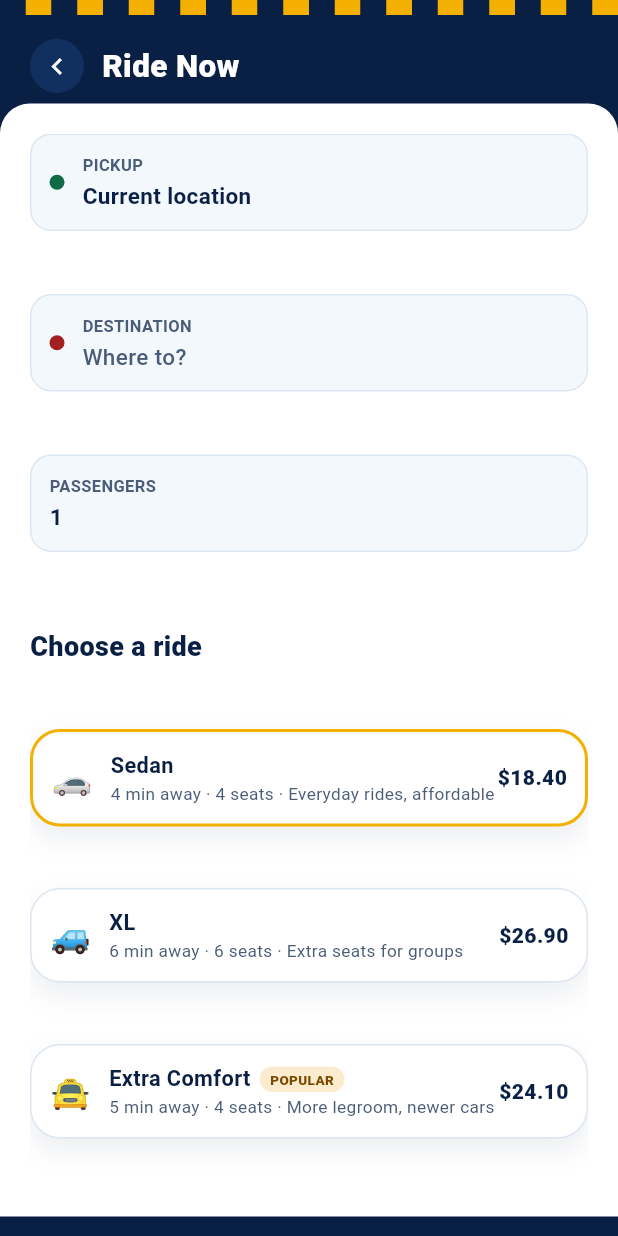
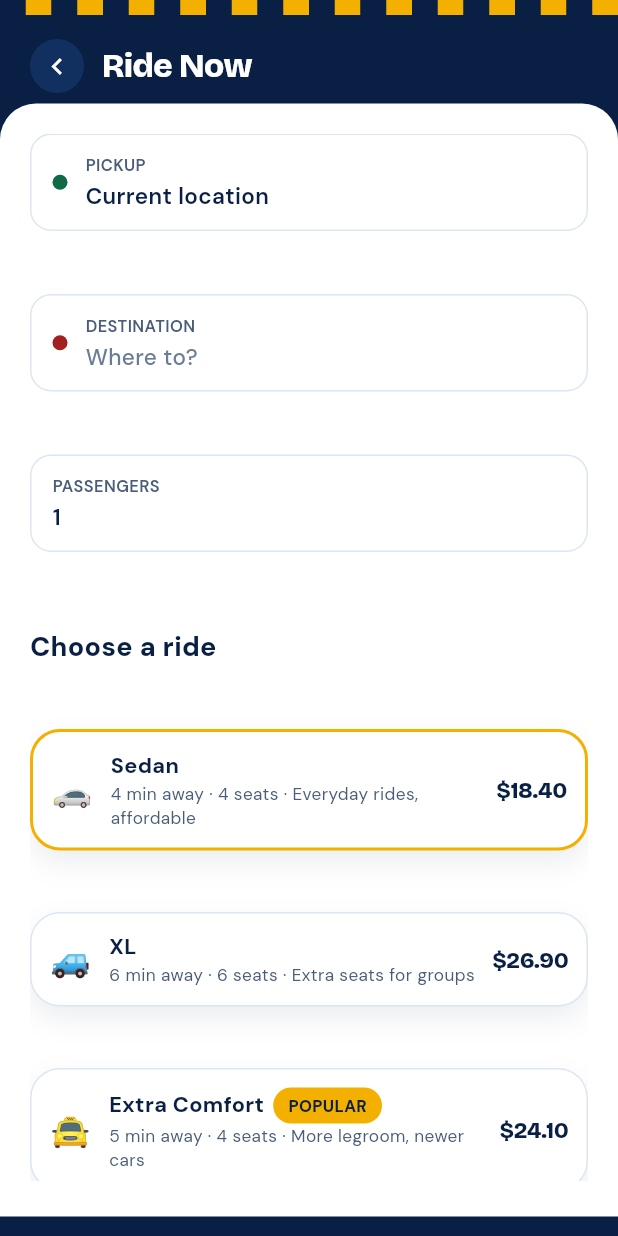
Before and after one commit to shakib79ai/Ridean, a Flutter app: the screen it shows after launch, after a tap on "Continue", after a tap on "Ride Now", on a phone screen of 412 x 824 dp. Run offline on Flutter 3.47's test engine with Material 3 defaults, Android fonts, the phone set to English and light mode, and no system bars; our stand-ins replace google_fonts.

Commit message:
Redesign mobile app with new Bricolage Grotesque / navy-gold visual system
Migrates theme tokens and screens from the old font/color system to
Bricolage Grotesque (display) + DM Sans (body) with the new navy/gold
component language, preserving all existing screens and functionality.

Co-Authored-By: Claude Sonnet 5 <noreply@anthropic.com>
Claude-Session: https://claude.ai/code/session_01Swa8WdiiWFs9pPaxsds4tL

```diff
--- a/mobile/lib/screens/home_screen.dart
+++ b/mobile/lib/screens/home_screen.dart
@@ -43,10 +43,10 @@ class HomeScreen extends StatelessWidget {
                             const RideanMark(size: 34),
                             const SizedBox(width: 9),
                             RichText(
-                              text: const TextSpan(
-                                style: TextStyle(fontSize: 21, fontWeight: FontWeight.w800, color: Colors.white),
+                              text: TextSpan(
+                                style: RFonts.display(size: 22, weight: FontWeight.w800, color: Colors.white),
                                 children: [
-                                  TextSpan(text: 'Ride'),
+                                  const TextSpan(text: 'Ride'),
                                   TextSpan(text: 'an', style: TextStyle(color: RColors.acc)),
                                 ],
                               ),
@@ -68,7 +68,7 @@ class HomeScreen extends StatelessWidget {
                       ],
                     ),
                     const SizedBox(height: 22),
-                    const Text('Where to next?', style: TextStyle(fontSize: 27, fontWeight: FontWeight.w800, color: Colors.white)),
+                    Text('Where to next?', style: RFonts.display(size: 28, weight: FontWeight.w800, color: Colors.white)),
                     const SizedBox(height: 18),
                     Row(
                       children: [
@@ -937,7 +937,7 @@ class _RecentTripRow extends StatelessWidget {
           Column(
             crossAxisAlignment: CrossAxisAlignment.end,
             children: [
-              Text(trip.price, style: const TextStyle(fontSize: 13, fontWeight: FontWeight.w800, color: RColors.navy)),
+              Text(trip.price, style: RFonts.display(size: 14, weight: FontWeight.w800)),
               const SizedBox(height: 2),
               RPill(label: trip.status == 'cancelled' ? 'Cancelled' : 'Completed', tone: trip.status == 'cancelled' ? 'bad' : 'ok'),
             ],
--- a/mobile/lib/screens/hourly_chauffeur_screen.dart
+++ b/mobile/lib/screens/hourly_chauffeur_screen.dart
@@ -112,12 +112,7 @@ class _HourlyChauffeurScreenState extends State<HourlyChauffeurScreen> {
                                   Text(v.name, style: const TextStyle(fontSize: 14, fontWeight: FontWeight.w700, color: RColors.navy)),
                                   if (v.id == 'c2') ...[
                                     const SizedBox(width: 6),
-                                    Container(
-                                      padding: const EdgeInsets.symmetric(horizontal: 7, vertical: 2),
-                                      decoration: BoxDecoration(color: RColors.warnBg, borderRadius: BorderRadius.circular(RRadius.pill)),
-                                      child: const Text('POPULAR',
-                                          style: TextStyle(fontSize: 9, fontWeight: FontWeight.w800, color: RColors.warn)),
-                                    ),
+                                    const RPill(label: 'POPULAR', tone: 'accent'),
                                   ],
                                 ],
                               ),
@@ -128,7 +123,7 @@ class _HourlyChauffeurScreenState extends State<HourlyChauffeurScreen> {
                             ],
                           ),
                         ),
-                        Text('\$${v.pricePerHr}/hr', style: const TextStyle(fontWeight: FontWeight.w800, color: RColors.navy, fontSize: 13.5)),
+                        Text('\$${v.pricePerHr}/hr', style: RFonts.display(size: 14.5, weight: FontWeight.w800)),
                       ],
                     ),
                   ),
--- a/mobile/lib/screens/luxury_chauffeur_screen.dart
+++ b/mobile/lib/screens/luxury_chauffeur_screen.dart
@@ -128,7 +128,7 @@ class _LuxuryChauffeurScreenState extends State<LuxuryChauffeurScreen> {
                             ],
                           ),
                         ),
-                        Text('\$${v.price}', style: const TextStyle(fontWeight: FontWeight.w800, color: RColors.navy, fontSize: 14)),
+                        Text('\$${v.price}', style: RFonts.display(size: 15, weight: FontWeight.w800)),
                       ],
                     ),
                   ),
--- a/mobile/lib/screens/ride_now_screen.dart
+++ b/mobile/lib/screens/ride_now_screen.dart
@@ -63,12 +63,7 @@ class _RideNowScreenState extends State<RideNowScreen> {
                                   Text(v.name, style: const TextStyle(fontSize: 14.5, fontWeight: FontWeight.w700, color: RColors.navy)),
                                   if (v.id == 'comfort') ...[
                                     const SizedBox(width: 6),
-                                    Container(
-                                      padding: const EdgeInsets.symmetric(horizontal: 7, vertical: 2),
-                                      decoration: BoxDecoration(color: RColors.warnBg, borderRadius: BorderRadius.circular(RRadius.pill)),
-                                      child: const Text('POPULAR',
-                                          style: TextStyle(fontSize: 9, fontWeight: FontWeight.w800, color: RColors.warn)),
-                                    ),
+                                    const RPill(label: 'POPULAR', tone: 'accent'),
                                   ],
                                 ],
                               ),
@@ -80,7 +75,7 @@ class _RideNowScreenState extends State<RideNowScreen> {
                             ],
                           ),
                         ),
-                        Text(v.price, style: const TextStyle(fontWeight: FontWeight.w800, color: RColors.navy, fontSize: 14)),
+                        Text(v.price, style: RFonts.display(size: 15, weight: FontWeight.w800)),
                       ],
                     ),
                   ),
--- a/mobile/lib/theme/tokens.dart
+++ b/mobile/lib/theme/tokens.dart
@@ -1,7 +1,10 @@
 import 'package:flutter/material.dart';
+import 'package:google_fonts/google_fonts.dart';
 
 /// Ridean design tokens — matches the web, PWA and native brand kit
-/// (navy / yellow, journey-mark identity).
+/// (navy / gold, journey-mark identity), refreshed to the Bricolage
+/// Grotesque + DM Sans type system and richer navy/gold palette used on
+/// the current reference mockups.
 class RColors {
   static const navy = Color(0xFF0A1F44);
   static const navy2 = Color(0xFF12305F);
@@ -12,6 +15,8 @@ class RColors {
   static const line = Color(0xFFDCE6F2);
   static const muted = Color(0xFF4A5D78);
   static const mutedOnDark = Color(0xFF8FA6C8);
+  static const placeholder = Color(0xFF6B7D96);
+  static const chipTrack = Color(0xFFE8F0FA);
   static const ok = Color(0xFF0F6B45);
   static const okBg = Color(0xFFDDF3E8);
   static const warn = Color(0xFF7A4A00);
@@ -20,6 +25,13 @@ class RColors {
   static const infoBg = Color(0xFFE8EEF8);
   static const bad = Color(0xFFA32020);
   static const badBg = Color(0xFFFBE0DE);
+
+  // Per-tier vehicle accent colors (used on ride/chauffeur option cards).
+  static const tierSedan = Color(0xFFF4B000);
+  static const tierXl = Color(0xFFD68A00);
+  static const tierComfort = Color(0xFF93A8D6);
+  static const tierBusiness = Color(0xFF1F4A8C);
+  static const tierBlack = Color(0xFF161616);
 }
 
 class RSpacing {
@@ -39,6 +51,49 @@ class RRadius {
   static const pill = 999.0;
 }
 
+/// Shadows used across the brand's cards and primary CTA.
+class RShadows {
+  static List<BoxShadow> card = [
+    BoxShadow(color: RColors.navy.withOpacity(0.08), blurRadius: 16, offset: const Offset(0, 8)),
+  ];
+  static List<BoxShadow> floating = [
+    BoxShadow(color: RColors.navy.withOpacity(0.12), blurRadius: 24, offset: const Offset(0, 10)),
+  ];
+  static List<BoxShadow> gold = [
+    BoxShadow(color: RColors.acc.withOpacity(0.38), blurRadius: 16, offset: const Offset(0, 6)),
+  ];
+  static List<BoxShadow> markGlow = [
+    BoxShadow(color: RColors.acc.withOpacity(0.35), blurRadius: 12, offset: const Offset(0, 4)),
+  ];
+}
+
+/// Text style helpers for the two-family type system: Bricolage Grotesque
+/// for display/headings/prices, DM Sans for body and UI copy.
+class RFonts {
+  static TextStyle display({
+    double size = 28,
+    FontWeight weight = FontWeight.w800,
+    Color color = RColors.navy,
+    double? height,
+    double letterSpacing = -0.02,
+  }) =>
+      GoogleFonts.bricolageGrotesque(
+        fontSize: size,
+        fontWeight: weight,
+        color: color,
+        height: height,
+        letterSpacing: letterSpacing * size,
+      );
+
+  static TextStyle body({
+    double size = 14,
+    FontWeight weight = FontWeight.w500,
+    Color color = RColors.navy,
+    double? height,
+  }) =>
+      GoogleFonts.dmSans(fontSize: size, fontWeight: weight, color: color, height: height);
+}
+
 ThemeData rideanTheme() {
   final base = ThemeData(
     useMaterial3: true,
@@ -50,8 +105,9 @@ ThemeData rideanTheme() {
       surface: RColors.surface,
     ),
   );
+  final dmSansTheme = GoogleFonts.dmSansTextTheme(base.textTheme);
   return base.copyWith(
-    textTheme: base.textTheme.apply(
+    textTheme: dmSansTheme.apply(
       bodyColor: RColors.navy,
       displayColor: RColors.navy,
     ),
--- a/mobile/lib/widgets/common.dart
+++ b/mobile/lib/widgets/common.dart
@@ -20,6 +20,7 @@ class RButton extends StatelessWidget {
     Color bg;
     Color fg;
     BoxBorder? border;
+    List<BoxShadow>? shadow;
     switch (variant) {
       case RButtonVariant.primary:
         bg = RColors.navy;
@@ -28,6 +29,8 @@ class RButton extends StatelessWidget {
       case RButtonVariant.accent:
         bg = RColors.acc;
         fg = RColors.navy;
+        border = Border.all(color: RColors.navy.withOpacity(0.12));
+        shadow = RShadows.gold;
         break;
       case RButtonVariant.secondary:
         bg = RColors.surface;
@@ -43,17 +46,15 @@ class RButton extends StatelessWidget {
       onTap: onPressed,
       child: Container(
         width: double.infinity,
-        padding: const EdgeInsets.symmetric(vertical: 15),
+        padding: const EdgeInsets.symmetric(vertical: 16),
         alignment: Alignment.center,
         decoration: BoxDecoration(
           color: bg,
           borderRadius: BorderRadius.circular(RRadius.md),
           border: border,
+          boxShadow: shadow,
         ),
-        child: Text(
-          label,
-          style: TextStyle(fontSize: 15, fontWeight: FontWeight.w700, color: fg),
-        ),
+        child: Text(label, style: RFonts.body(size: 15.5, weight: FontWeight.w700, color: fg)),
       ),
     );
   }
@@ -88,15 +89,7 @@ class RCard extends StatelessWidget {
             color: selected ? RColors.acc : (dark ? RColors.navy2 : RColors.line),
             width: selected ? 2 : 1,
           ),
-          boxShadow: dark
-              ? null
-              : [
-                  BoxShadow(
-                    color: RColors.navy.withOpacity(0.08),
-                    blurRadius: 16,
-                    offset: const Offset(0, 8),
-                  ),
-                ],
+          boxShadow: dark ? null : RShadows.card,
         ),
         child: child,
       ),
@@ -117,12 +110,15 @@ class RPill extends StatelessWidget {
       'warn': (RColors.warnBg, RColors.warn),
       'info': (RColors.infoBg, RColors.info),
       'bad': (RColors.badBg, RColors.bad),
+      'accent': (RColors.acc, RColors.navy),
+      'chip': (RColors.chipTrack, RColors.navy),
     };
     final (bg, fg) = map[tone] ?? map['info']!;
+    final bold = tone == 'accent' ? FontWeight.w800 : FontWeight.w700;
     return Container(
       padding: const EdgeInsets.symmetric(horizontal: 10, vertical: 4),
       decoration: BoxDecoration(color: bg, borderRadius: BorderRadius.circular(RRadius.pill)),
-      child: Text(label, style: TextStyle(fontSize: 11, fontWeight: FontWeight.w700, color: fg)),
+      child: Text(label, style: RFonts.body(size: 11, weight: bold, color: fg)),
     );
   }
 }
@@ -135,6 +131,7 @@ class RField extends StatelessWidget {
     this.placeholder,
     this.onTap,
     this.leftDot,
+    this.icon,
   });
 
   final String label;
@@ -142,21 +139,25 @@ class RField extends StatelessWidget {
   final String? placeholder;
   final VoidCallback? onTap;
   final Color? leftDot;
+  final IconData? icon;
 
   @override
   Widget build(BuildContext context) {
     return GestureDetector(
       onTap: onTap,
       child: Container(
-        padding: const EdgeInsets.symmetric(horizontal: 12, vertical: 12),
+        padding: const EdgeInsets.symmetric(horizontal: 14, vertical: 12),
         decoration: BoxDecoration(
-          color: RColors.ground,
+          color: RColors.surface,
           borderRadius: BorderRadius.circular(RRadius.md),
           border: Border.all(color: RColors.line),
         ),
         child: Row(
           children: [
-            if (leftDot != null) ...[
+            if (icon != null) ...[
+              Icon(icon, size: 19, color: RColors.navy),
+              const SizedBox(width: 10),
+            ] else if (leftDot != null) ...[
               Container(
                 width: 10,
                 height: 10,
@@ -170,15 +171,15 @@ class RField extends StatelessWidget {
                 children: [
                   Text(
                     label.toUpperCase(),
-                    style: const TextStyle(fontSize: 11, fontWeight: FontWeight.w700, color: RColors.muted),
+                    style: RFonts.body(size: 11, weight: FontWeight.w600, color: RColors.muted),
                   ),
                   const SizedBox(height: 2),
                   Text(
                     value ?? placeholder ?? '',
-                    style: TextStyle(
-                      fontSize: 15,
-                      fontWeight: value != null ? FontWeight.w600 : FontWeight.w500,
-                      color: value != null ? RColors.navy : RColors.muted,
+                    style: RFonts.body(
+                      size: 15,
+                      weight: value != null ? FontWeight.w600 : FontWeight.w500,
+                      color: value != null ? RColors.navy : RColors.placeholder,
                     ),
                   ),
                 ],
@@ -186,6 +187,64 @@ class RField extends StatelessWidget {
             ),
           ],
         ),
+      ),
+    );
+  }
+}
+
+/// Pill-shaped segmented control (e.g. "Ride now / Schedule",
+/// "One way / Round trip") matching the reference mockups' toggle style.
+class RSegmented extends StatelessWidget {
+  const RSegmented({
+    super.key,
+    required this.options,
+    required this.selectedIndex,
+    required this.onChanged,
+    this.activeColor = RColors.navy,
+    this.activeLabelColor = Colors.white,
+  });
+
+  final List<String> options;
+  final int selectedIndex;
+  final ValueChanged<int> onChanged;
+  final Color activeColor;
+  final Color activeLabelColor;
+
+  @override
+  Widget build(BuildContext context) {
+    return Container(
+      padding: const EdgeInsets.all(4),
+      decoration: BoxDecoration(
+        color: RColors.chipTrack,
+        borderRadius: BorderRadius.circular(RRadius.md),
+      ),
+      child: Row(
+        children: [
+          for (int i = 0; i < options.length; i++) ...[
+            Expanded(
+              child: GestureDetector(
+                onTap: () => onChanged(i),
+                child: Container(
+                  padding: const EdgeInsets.symmetric(vertical: 9),
+                  alignment: Alignment.center,
+                  decoration: BoxDecoration(
+                    color: i == selectedIndex ? activeColor : Colors.transparent,
+                    borderRadius: BorderRadius.circular(RRadius.sm),
+                  ),
+                  child: Text(
+                    options[i],
+                    style: RFonts.body(
+                      size: 13,
+                      weight: FontWeight.w700,
+                      color: i == selectedIndex ? activeLabelColor : RColors.navy,
+                    ),
+                  ),
+                ),
+              ),
+            ),
+            if (i != options.length - 1) const SizedBox(width: 4),
+          ],
+        ],
       ),
     );
   }
@@ -203,11 +262,11 @@ class RSectionHeader extends StatelessWidget {
     return Row(
       mainAxisAlignment: MainAxisAlignment.spaceBetween,
       children: [
-        Text(title, style: const TextStyle(fontSize: 15, fontWeight: FontWeight.w800, color: RColors.navy)),
+        Text(title, style: RFonts.display(size: 16, weight: FontWeight.w800)),
         if (action != null)
           GestureDetector(
             onTap: onAction,
-            child: Text(action!, style: const TextStyle(fontSize: 13, fontWeight: FontWeight.w700, color: RColors.info)),
+            child: Text(action!, style: RFonts.body(size: 13, weight: FontWeight.w700, color: RColors.info)),
           ),
       ],
     );
@@ -226,7 +285,7 @@ class RDivider extends StatelessWidget {
         const Expanded(child: Divider(color: RColors.line, height: 1)),
         Padding(
           padding: const EdgeInsets.symmetric(horizontal: 10),
-          child: Text(label, style: const TextStyle(fontSize: 11, fontWeight: FontWeight.w600, color: RColors.mutedOnDark)),
+          child: Text(label, style: RFonts.body(size: 11, weight: FontWeight.w600, color: RColors.mutedOnDark)),
         ),
         const Expanded(child: Divider(color: RColors.line, height: 1)),
       ],
--- a/mobile/lib/widgets/hero_header.dart
+++ b/mobile/lib/widgets/hero_header.dart
@@ -20,7 +20,8 @@ class RideanMark extends StatelessWidget {
       height: size,
       decoration: BoxDecoration(
         color: RColors.acc,
-        borderRadius: BorderRadius.circular(size * 0.225),
+        borderRadius: BorderRadius.circular(size * 0.33),
+        boxShadow: RShadows.markGlow,
       ),
       child: Stack(
         alignment: Alignment.center,
@@ -126,11 +127,7 @@ class HeroHeader extends StatelessWidget {
                   if (showBack) const SizedBox(width: 12),
                   Text(
                     title,
-                    style: const TextStyle(
-                      fontSize: 21,
-                      fontWeight: FontWeight.w800,
-                      color: Colors.white,
-                    ),
+                    style: RFonts.display(size: 22, weight: FontWeight.w800, color: Colors.white),
                   ),
                 ],
               ),
@@ -139,10 +136,7 @@ class HeroHeader extends StatelessWidget {
                   padding: EdgeInsets.only(top: 6, left: showBack ? 48 : 0),
                   child: Text(
                     subtitle!,
-                    style: const TextStyle(
-                      fontSize: 12,
-                      color: RColors.mutedOnDark,
-                    ),
+                    style: RFonts.body(size: 12, weight: FontWeight.w500, color: RColors.mutedOnDark),
                   ),
                 ),
             ],
@@ -169,8 +163,8 @@ class RSheet extends StatelessWidget {
         decoration: const BoxDecoration(
           color: RColors.surface,
           borderRadius: BorderRadius.only(
-            topLeft: Radius.circular(20),
-            topRight: Radius.circular(20),
+            topLeft: Radius.circular(24),
+            topRight: Radius.circular(24),
           ),
         ),
         transform: Matrix4.translationValues(0, -13, 0),
--- a/mobile/pubspec.yaml
+++ b/mobile/pubspec.yaml
@@ -10,6 +10,7 @@ environment:
 dependencies:
   flutter:
     sdk: flutter
+  google_fonts: ^6.2.1
 
 dev_dependencies:
   flutter_test:
```
